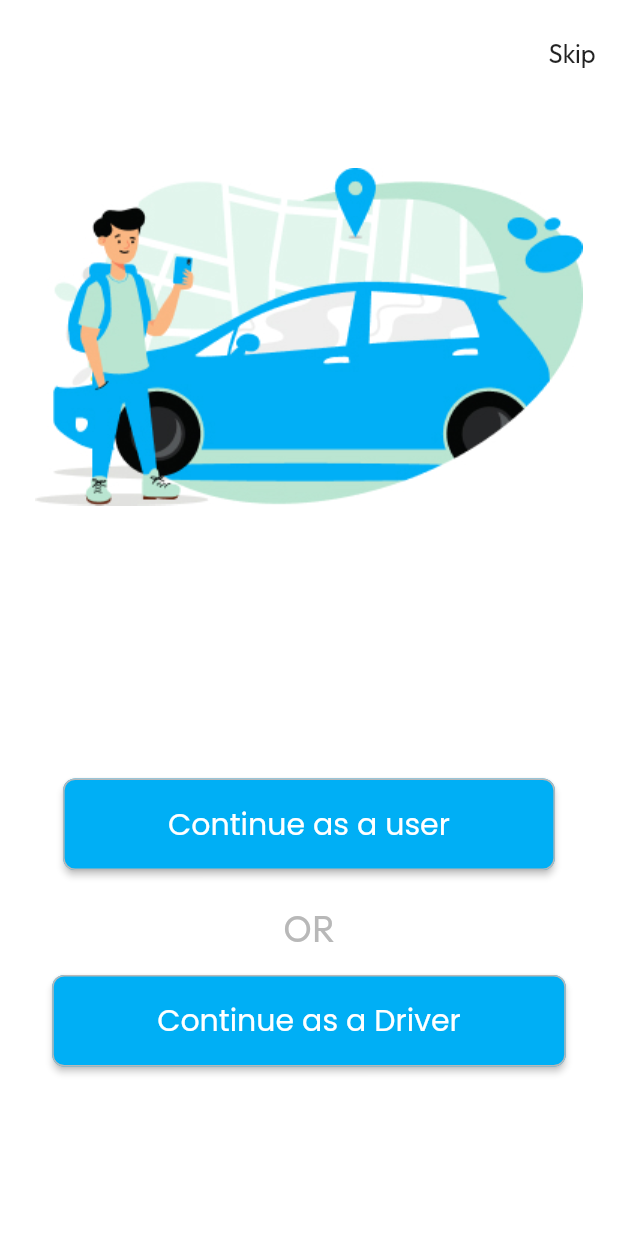
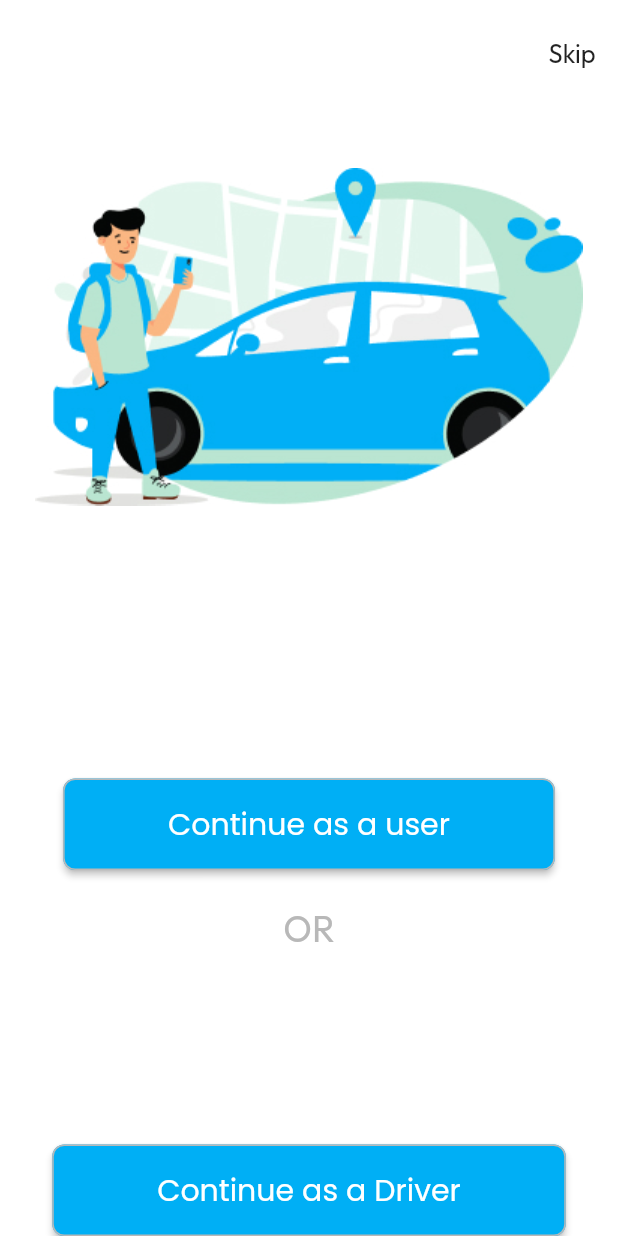
Before and after one commit to ALIRAZA17/EaseTour, a Flutter app: the screen it shows after launch, on a phone screen of 412 x 824 dp. Run offline on Flutter 3.47's test engine with Material 2 defaults, Android fonts, the phone set to English and light mode, and no system bars; our stand-ins replace cloud_firestore, drop_shadow_image, dropdown_button2, firebase_auth, firebase_core, firebase_database and 9 more; missing offline and left inert: flutter_google_places, flutter_polyline_points, geocoder2, google_api_headers, google_maps_webservice; accounts and stored records are empty.

Commit message:
Removed errors on roles screen

```diff
--- a/lib/screens/role/ui_roles_screen.dart
+++ b/lib/screens/role/ui_roles_screen.dart
@@ -16,7 +16,9 @@ class RolesScreen extends ConsumerWidget {
         addLeadingButton: true,
         height: 90,
       ),
-      body: Column(
+      body: Stack(
+        children: [
+          Column(
             children: [
               const SizedBox(
                 height: 48,
@@ -51,7 +53,13 @@ class RolesScreen extends ConsumerWidget {
               const SizedBox(
                 height: 16,
               ),
-          Center(
+            ],
+          ),
+          Positioned(
+            bottom: 0,
+            left: 0, // You can adjust the left position as needed
+            right: 0, // You can adjust the right position as needed
+            child: Center(
               child: AppTextButton(
                 text: "Continue as a Driver",
                 onTap: () {
@@ -62,6 +70,7 @@ class RolesScreen extends ConsumerWidget {
                 fontSize: 20,
               ),
             ),
+          ),
         ],
       ),
     );
```
Lines whose indentation alone changed are shown as unchanged.
